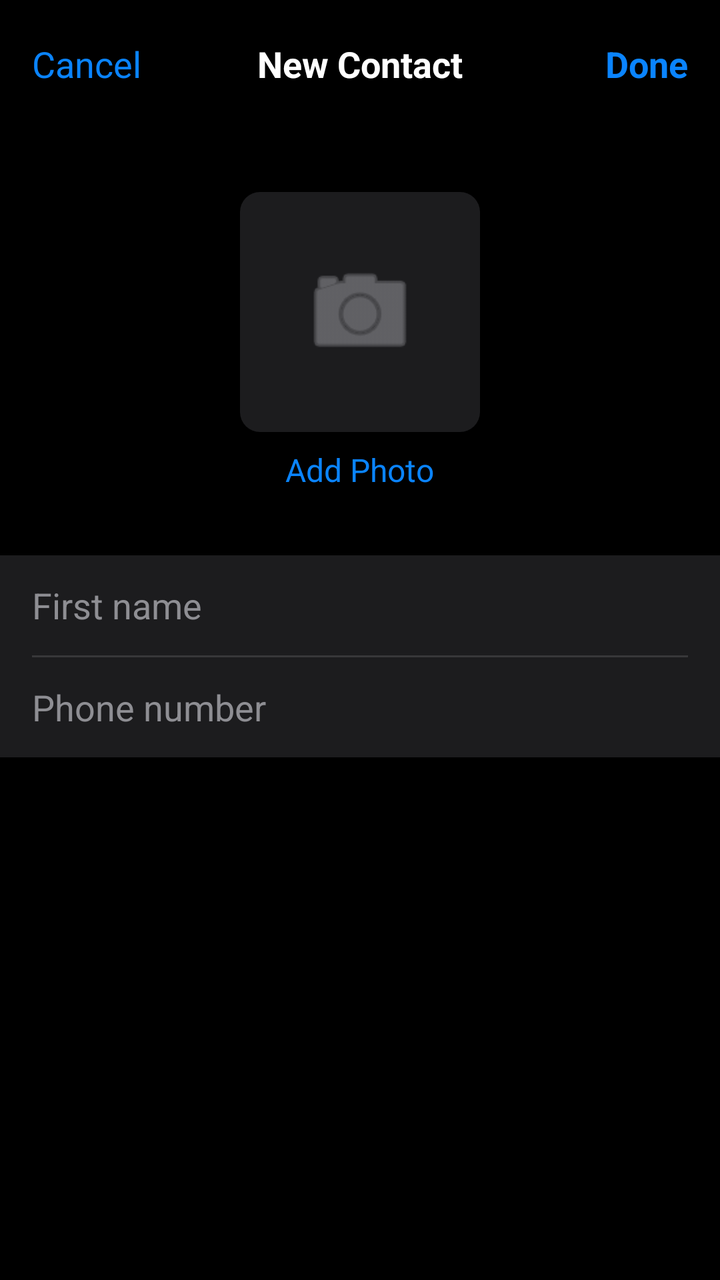
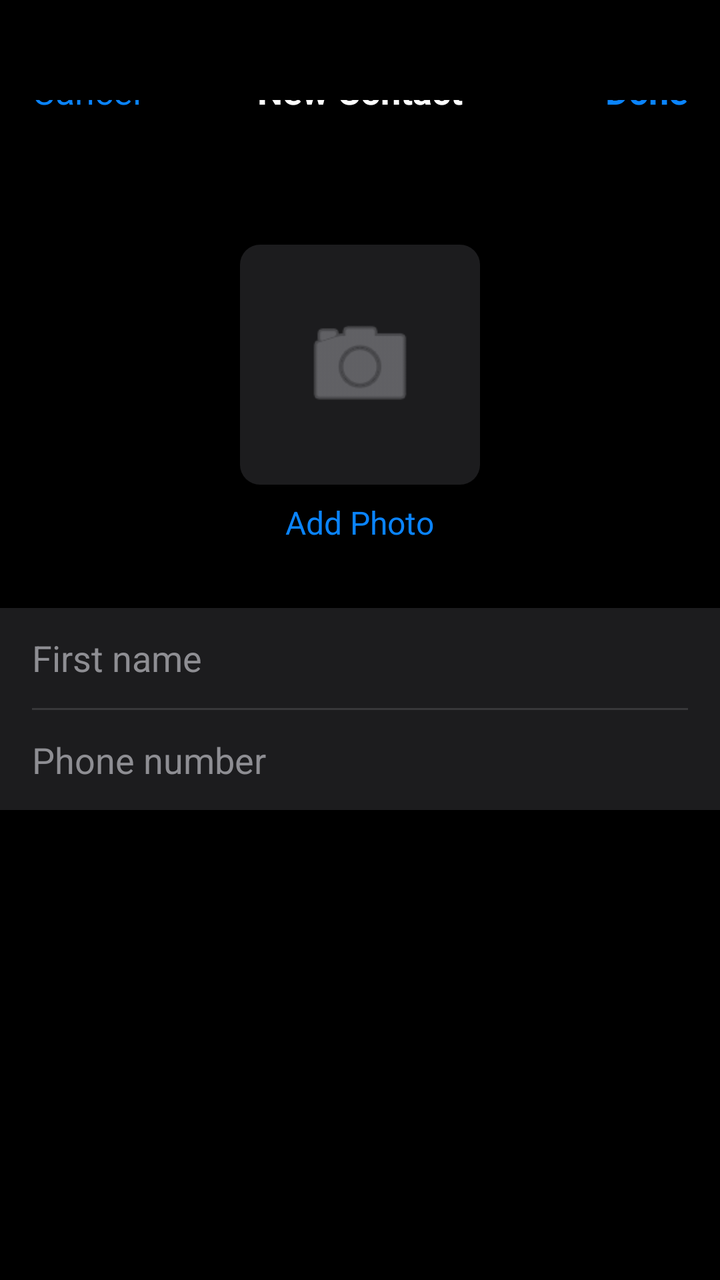

The first picture is an Android layout as it rendered before a commit; the second is the same layout after the commit. The layout source and the unified diff follow.
<!-- AndroidManifest.xml: application theme Theme.MyContact -->
<!-- res/layout/activity_add_contact.xml -->
<?xml version="1.0" encoding="utf-8"?>
<LinearLayout xmlns:android="http://schemas.android.com/apk/res/android"
    xmlns:app="http://schemas.android.com/apk/res-auto"
    android:layout_width="match_parent"
    android:layout_height="match_parent"
    android:background="#000000"
    android:orientation="vertical">

    <RelativeLayout
        android:layout_width="match_parent"
        android:layout_height="?attr/actionBarSize"
        android:paddingHorizontal="16dp">

        <TextView
            android:id="@+id/btnCancel"
            android:layout_width="wrap_content"
            android:layout_height="wrap_content"
            android:layout_alignParentStart="true"
            android:layout_centerVertical="true"
            android:text="Cancel"
            android:textColor="#0A84FF"
            android:textSize="18sp" />

        <TextView
            android:layout_width="wrap_content"
            android:layout_height="wrap_content"
            android:layout_centerInParent="true"
            android:text="New Contact"
            android:textColor="#FFFFFF"
            android:textSize="18sp"
            android:textStyle="bold" />

        <TextView
            android:id="@+id/btnDone"
            android:layout_width="wrap_content"
            android:layout_height="wrap_content"
            android:layout_alignParentEnd="true"
            android:layout_centerVertical="true"
            android:text="Done"
            android:textColor="#0A84FF"
            android:textSize="18sp"
            android:textStyle="bold" />
    </RelativeLayout>

    <ImageView
        android:layout_width="120dp"
        android:layout_height="120dp"
        android:layout_gravity="center"
        android:layout_marginTop="32dp"
        android:src="@android:drawable/ic_menu_camera"
        app:tint="#8E8E93"
        android:background="@drawable/search_bg"
        android:padding="30dp"/>

    <TextView
        android:layout_width="wrap_content"
        android:layout_height="wrap_content"
        android:layout_gravity="center"
        android:layout_marginTop="8dp"
        android:text="Add Photo"
        android:textColor="#0A84FF"
        android:textSize="16sp" />

    <LinearLayout
        android:layout_width="match_parent"
        android:layout_height="wrap_content"
        android:layout_marginTop="32dp"
        android:background="#1C1C1E"
        android:orientation="vertical"
        android:paddingHorizontal="16dp">

        <EditText
            android:id="@+id/etFirstName"
            android:layout_width="match_parent"
            android:layout_height="50dp"
            android:background="@null"
            android:hint="First name"
            android:textColor="#FFFFFF"
            android:textColorHint="#8E8E93"
            android:inputType="textPersonName" />

        <View
            android:layout_width="match_parent"
            android:layout_height="1dp"
            android:background="#38383A" />

        <EditText
            android:id="@+id/etPhone"
            android:layout_width="match_parent"
            android:layout_height="50dp"
            android:background="@null"
            android:hint="Phone number"
            android:textColor="#FFFFFF"
            android:textColorHint="#8E8E93"
            android:inputType="phone" />
    </LinearLayout>

</LinearLayout>
<!-- resources referenced by this layout -->
<resources>
  <!-- drawable search_bg (drawable) -->
  <?xml version="1.0" encoding="utf-8"?>
  <shape xmlns:android="http://schemas.android.com/apk/res/android"
      android:shape="rectangle">
  
      <solid android:color="#1C1C1E" />
  
      <corners android:radius="10dp" />
  
  </shape>
  <style name="Theme.MyContact" parent="Theme.Material3.Light.NoActionBar">
          
          <item name="colorPrimary">@color/purple_500</item>
          <item name="colorPrimaryVariant">@color/purple_700</item>
          <item name="colorOnPrimary">@color/white</item>
          
          <item name="colorSecondary">@color/teal_200</item>
          <item name="colorSecondaryVariant">@color/teal_700</item>
          <item name="colorOnSecondary">@color/black</item>
          
          <item name="android:statusBarColor">?attr/colorPrimaryVariant</item>
          
      </style>
  <color name="purple_500">#FF6200EE</color>
  <color name="purple_700">#FF3700B3</color>
  <color name="white">#FFFFFFFF</color>
  <color name="teal_200">#FF03DAC5</color>
  <color name="teal_700">#FF018786</color>
  <color name="black">#FF000000</color>
</resources>

<!-- the commit's change to res/layout/activity_add_contact.xml (unified diff, before → after) -->
@@ -8,18 +8,17 @@
 
     <RelativeLayout
         android:layout_width="match_parent"
-        android:layout_height="?attr/actionBarSize"
-        android:paddingHorizontal="16dp">
-
-        <TextView
-            android:id="@+id/btnCancel"
-            android:layout_width="wrap_content"
-            android:layout_height="wrap_content"
-            android:layout_alignParentStart="true"
-            android:layout_centerVertical="true"
-            android:text="Cancel"
-            android:textColor="#0A84FF"
-            android:textSize="18sp" />
+        android:layout_height="wrap_content"
+        android:paddingHorizontal="16dp"
+        android:paddingTop="50dp" android:paddingBottom="16dp"> <TextView
+        android:id="@+id/btnCancel"
+        android:layout_width="wrap_content"
+        android:layout_height="wrap_content"
+        android:layout_alignParentStart="true"
+        android:layout_centerVertical="true"
+        android:text="Cancel"
+        android:textColor="#0A84FF"
+        android:textSize="18sp" />
 
         <TextView
             android:layout_width="wrap_content"
